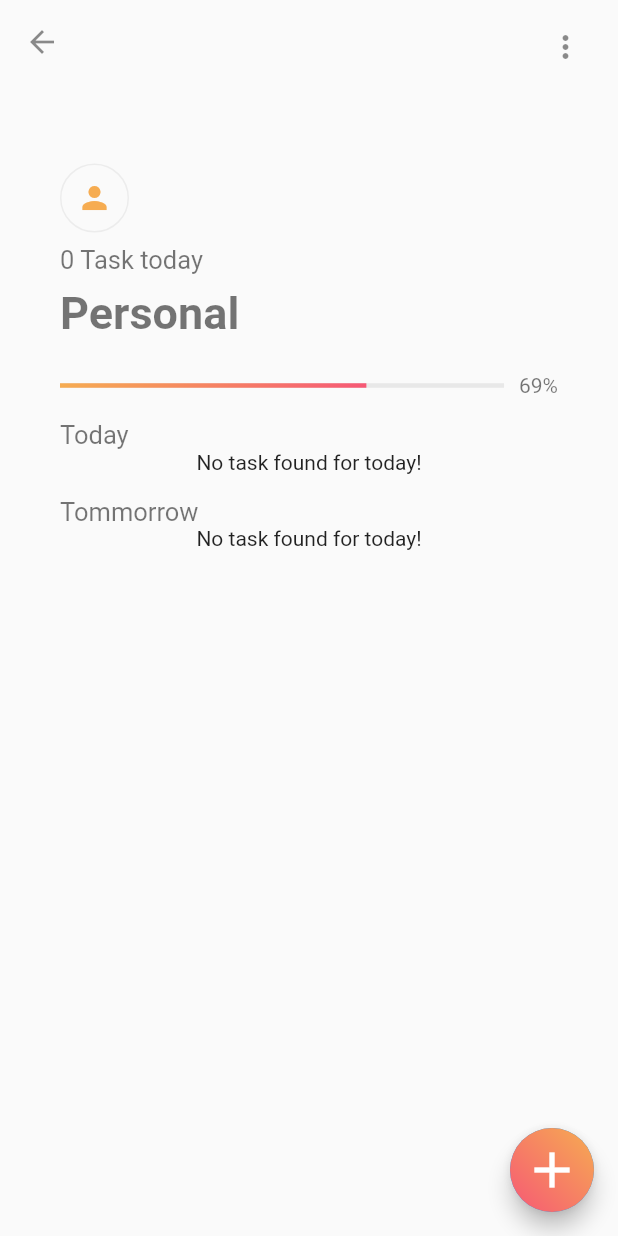
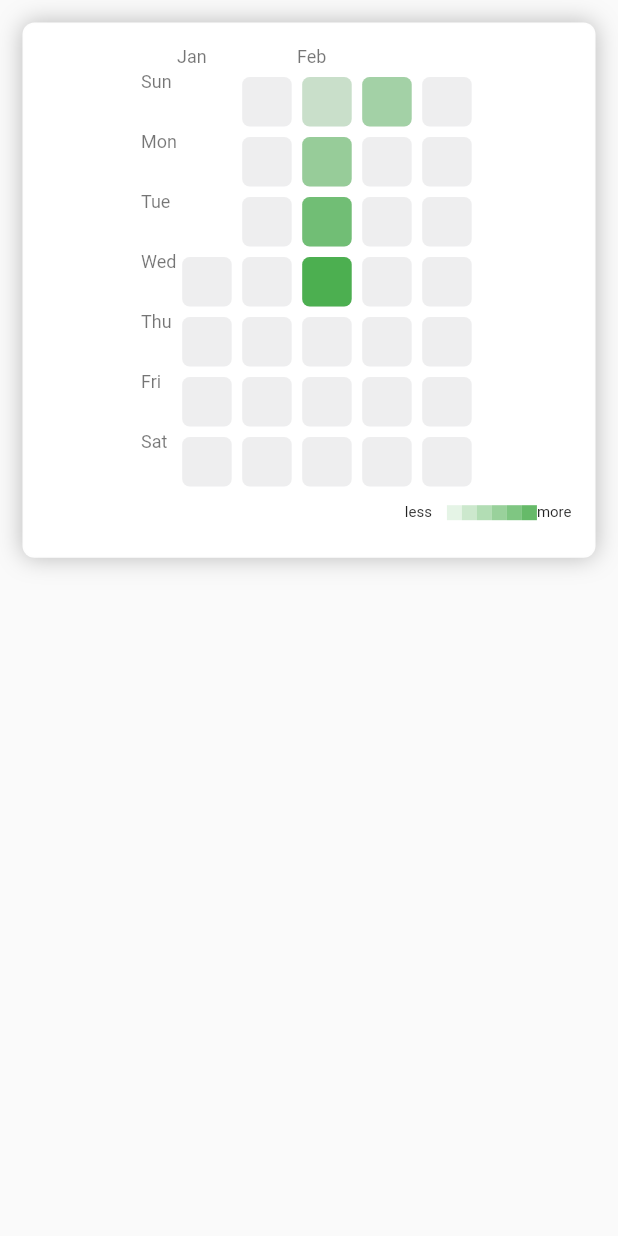
Before and after one commit to RGTechPro/habit_heat, a Flutter app: the screen it shows after launch, after a tap on "0 Task today", on a phone screen of 412 x 824 dp. Run offline on Flutter 3.47's test engine with Material 2 defaults, Android fonts, the phone set to English and light mode, and no system bars; drawn by our look-alikes of flutter_heatmap_calendar, percent_indicator; our stand-ins replace cloud_firestore, firebase_auth, flutter_signin_button, flutter_svg, font_awesome_flutter, google_sign_in and 1 more; missing offline and left inert: cloud_firestore_web, firebase_auth_web, firebase_core_web, google_sign_in_web; accounts and stored records are empty.

Commit message:
added heatmap widget

```diff
--- /dev/null
+++ b/lib/sccreens/activity_page.dart
@@ -0,0 +1,23 @@
+import 'package:flutter/material.dart';
+import 'package:habit_heat/widgets/heat_map.dart';
+
+class ActivityPage extends StatefulWidget {
+  const ActivityPage({Key? key}) : super(key: key);
+
+  @override
+  _ActivityPageState createState() => _ActivityPageState();
+}
+
+class _ActivityPageState extends State<ActivityPage> {
+  @override
+  Widget build(BuildContext context) {
+    return SafeArea(
+      child: Scaffold(
+        body: Padding(
+          padding: const EdgeInsets.all(15.0),
+          child: Column(children: [HeatMaps()]),
+        ),
+      ),
+    );
+  }
+}
--- a/lib/widgets/card.dart
+++ b/lib/widgets/card.dart
@@ -3,6 +3,7 @@ import 'package:firebase_auth/firebase_auth.dart';
 import 'package:flutter/material.dart';
 import 'package:habit_heat/Provider/task.dart';
 import 'package:habit_heat/constants/size_config.dart';
+import 'package:habit_heat/sccreens/activity_page.dart';
 import 'package:habit_heat/sccreens/tasks.dart';
 import 'package:intl/intl.dart';
 import 'package:percent_indicator/percent_indicator.dart';
@@ -29,11 +30,7 @@ class TaskCard extends StatelessWidget {
           Navigator.push(
               context,
               MaterialPageRoute(
-                  builder: (context) => Task(
-                        profile: profile,
-                        icon: icon,
-                        color: color,
-                      )));
+                  builder: (context) => ActivityPage()));
         },
         child: Container(
           height: SizeConfig.screenHeight! * 0.46,
--- /dev/null
+++ b/lib/widgets/heat_map.dart
@@ -0,0 +1,52 @@
+import 'package:flutter/material.dart';
+import 'package:flutter_heatmap_calendar/flutter_heatmap_calendar.dart';
+
+class HeatMaps extends StatelessWidget {
+  const HeatMaps({Key? key}) : super(key: key);
+
+  @override
+  Widget build(BuildContext context) {
+    var date = DateTime.now();
+    return Container(
+      decoration: BoxDecoration(
+          color: Colors.white,
+          boxShadow: [
+            BoxShadow(
+                color: Colors.black26,
+                offset: Offset.zero,
+                spreadRadius: 0,
+                blurRadius: 13),
+          ],
+          borderRadius: BorderRadius.all(Radius.circular(8)),
+          border: Border.all(color: Colors.grey.withOpacity(.01))),
+      child: Padding(
+        padding: const EdgeInsets.all(15.0),
+        child: HeatMap(
+          defaultColor: Color(0xffeeeeef),
+          size: 33,
+          margin: EdgeInsets.all(3.5),
+          textColor: Colors.black54,
+          startDate: DateTime(date.year, date.month - 1, date.day),
+          datasets: {
+            DateTime(2022, 2, 6): 3,
+            DateTime(2022, 2, 7): 7,
+            DateTime(2022, 2, 8): 10,
+            DateTime(2022, 2, 9): 13,
+            DateTime(2022, 2, 13): 6,
+          },
+          colorMode: ColorMode.opacity,
+          //  borderRadius: 50,
+          showText: false,
+          scrollable: true,
+          colorsets: {
+            1: Colors.green,
+          },
+          onClick: (value) {
+            ScaffoldMessenger.of(context)
+                .showSnackBar(SnackBar(content: Text(value.toString())));
+          },
+        ),
+      ),
+    );
+  }
+}
--- a/pubspec.yaml
+++ b/pubspec.yaml
@@ -22,6 +22,7 @@ dependencies:
   flutter_svg: ^1.0.3
   intl: ^0.17.0
   url_launcher: ^6.0.20
+  flutter_heatmap_calendar: ^1.0.3
 
   # The following adds the Cupertino Icons font to your application.
   # Use with the CupertinoIcons class for iOS style icons.
```
